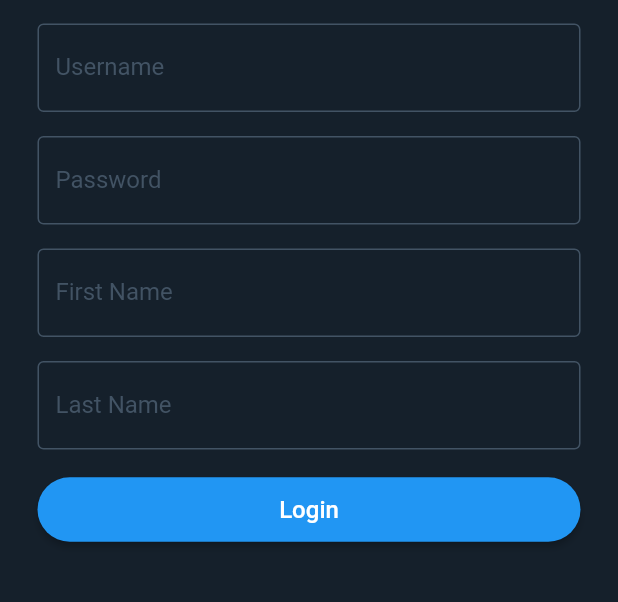
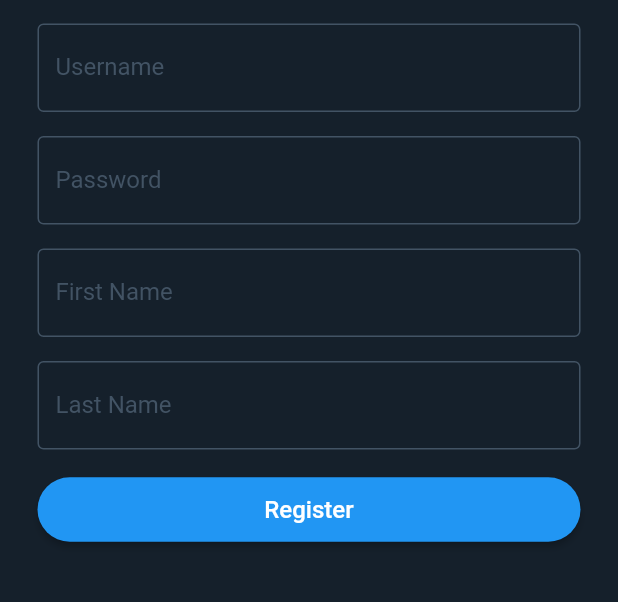
Before and after one commit to derfliwbej/tuwitta-flutter, a Flutter app: the RegisterPage screen opened by its route, on a phone screen of 412 x 824 dp, the part 410-1012 px from its top. Run offline on Flutter 3.47's test engine with Material 2 defaults, Android fonts, the phone set to English and light mode, and no system bars; our stand-ins replace font_awesome_flutter.

Commit message:
Fix: Changed button label to Register

```diff
--- a/panganiban_project/lib/auth/register_page.dart
+++ b/panganiban_project/lib/auth/register_page.dart
@@ -106,7 +106,7 @@ class _RegisterFormState extends State<RegisterForm> {
                   width: double.infinity,
                   child: ElevatedButton(
                     onPressed: () {},
-                    child: const Text('Login', style: TextStyle(fontSize: 16.0)),
+                    child: const Text('Register', style: TextStyle(fontSize: 16.0)),
                     style: buttonStyle,
                   )
               )
```
